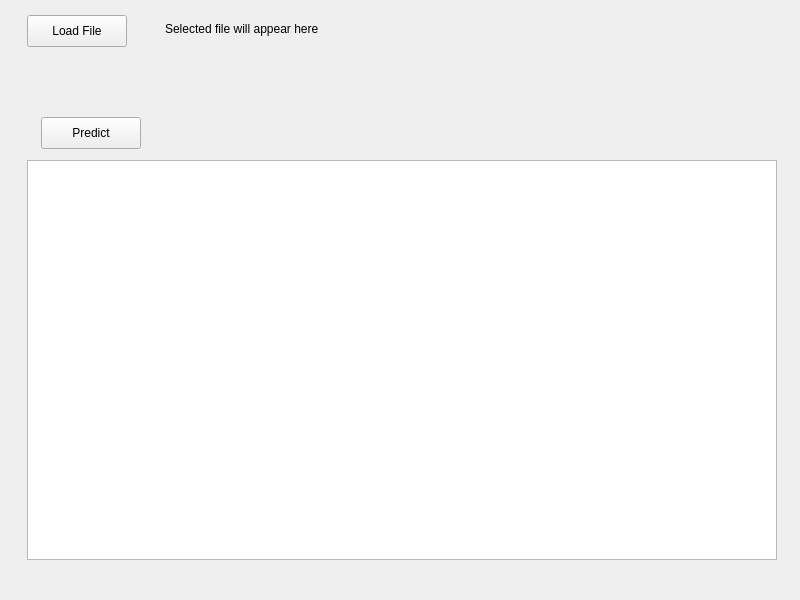
Qt form arborist/src/arborist/layouts/predict.ui (silicontwin/arborist-app) before a commit.
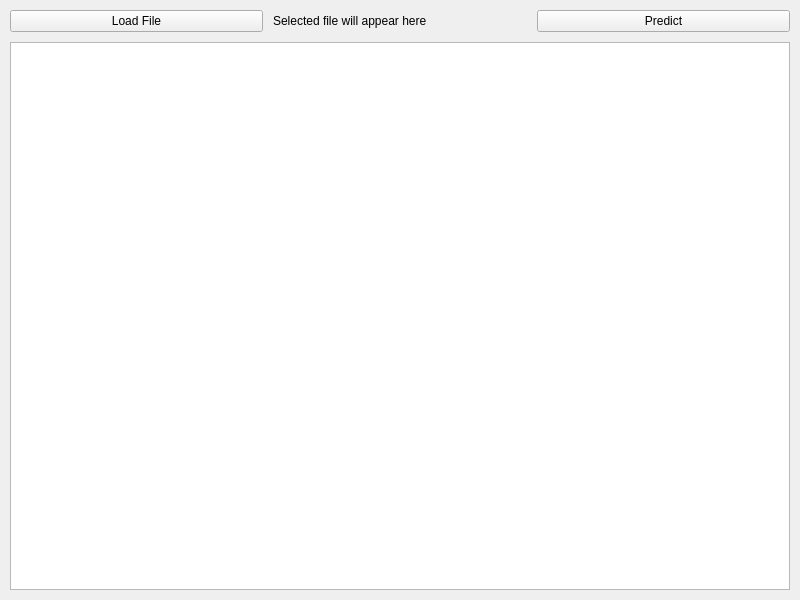
The same form after that commit.

```diff
--- a/arborist/src/arborist/layouts/predict.ui
+++ b/arborist/src/arborist/layouts/predict.ui
@@ -13,55 +13,60 @@
   <property name="windowTitle">
    <string>Predict</string>
   </property>
-  <widget class="QPushButton" name="selectFileButton">
-   <property name="geometry">
-    <rect>
-     <x>27</x>
-     <y>15</y>
-     <width>100</width>
-     <height>32</height>
-    </rect>
+  <layout class="QVBoxLayout" name="verticalLayout">
+   <property name="spacing">
+    <number>10</number>
    </property>
-   <property name="text">
-    <string>Load File</string>
+   <property name="leftMargin">
+    <number>10</number>
    </property>
-  </widget>
-  <widget class="QPushButton" name="predictButton">
-   <property name="geometry">
-    <rect>
-     <x>41</x>
-     <y>117</y>
-     <width>100</width>
-     <height>32</height>
-    </rect>
+   <property name="topMargin">
+    <number>10</number>
    </property>
-   <property name="text">
-    <string>Predict</string>
+   <property name="rightMargin">
+    <number>10</number>
    </property>
-  </widget>
-  <widget class="QLabel" name="selectedFileLabel">
-   <property name="geometry">
-    <rect>
-     <x>165</x>
-     <y>21</y>
-     <width>200</width>
-     <height>16</height>
-    </rect>
+   <property name="bottomMargin">
+    <number>10</number>
    </property>
-   <property name="text">
-    <string>Selected file will appear here</string>
-   </property>
-  </widget>
-  <widget class="QTableView" name="tableView">
-   <property name="geometry">
-    <rect>
-     <x>27</x>
-     <y>160</y>
-     <width>750</width>
-     <height>400</height>
-    </rect>
-   </property>
-  </widget>
+   
+   <item>
+    <layout class="QHBoxLayout" name="horizontalLayout">
+     <property name="spacing">
+      <number>10</number>
+     </property>
+     <item>
+      <widget class="QPushButton" name="selectFileButton">
+       <property name="text">
+        <string>Load File</string>
+       </property>
+      </widget>
+     </item>
+     <item>
+      <widget class="QLabel" name="selectedFileLabel">
+       <property name="text">
+        <string>Selected file will appear here</string>
+       </property>
+      </widget>
+     </item>
+     <item>
+      <widget class="QPushButton" name="predictButton">
+       <property name="text">
+        <string>Predict</string>
+       </property>
+      </widget>
+     </item>
+    </layout>
+   </item>
+
+   <item>
+    <widget class="QTableView" name="tableView">
+     <property name="sortingEnabled">
+      <bool>true</bool>
+     </property>
+    </widget>
+   </item>
+  </layout>
  </widget>
  <resources/>
  <connections/>
```
